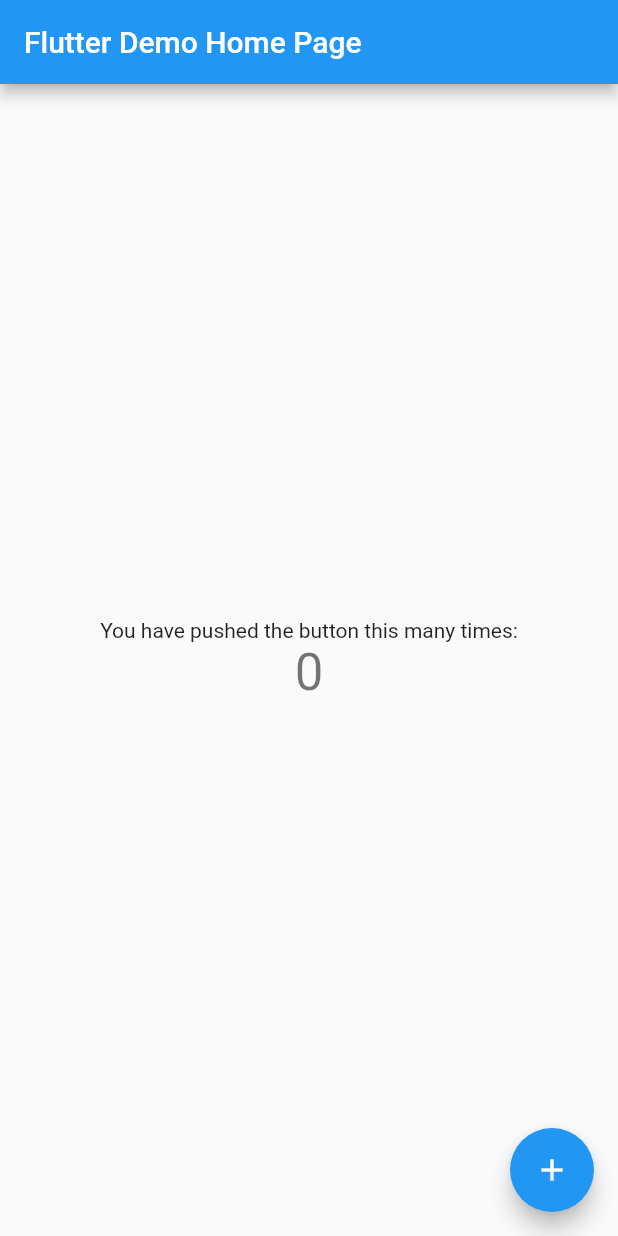
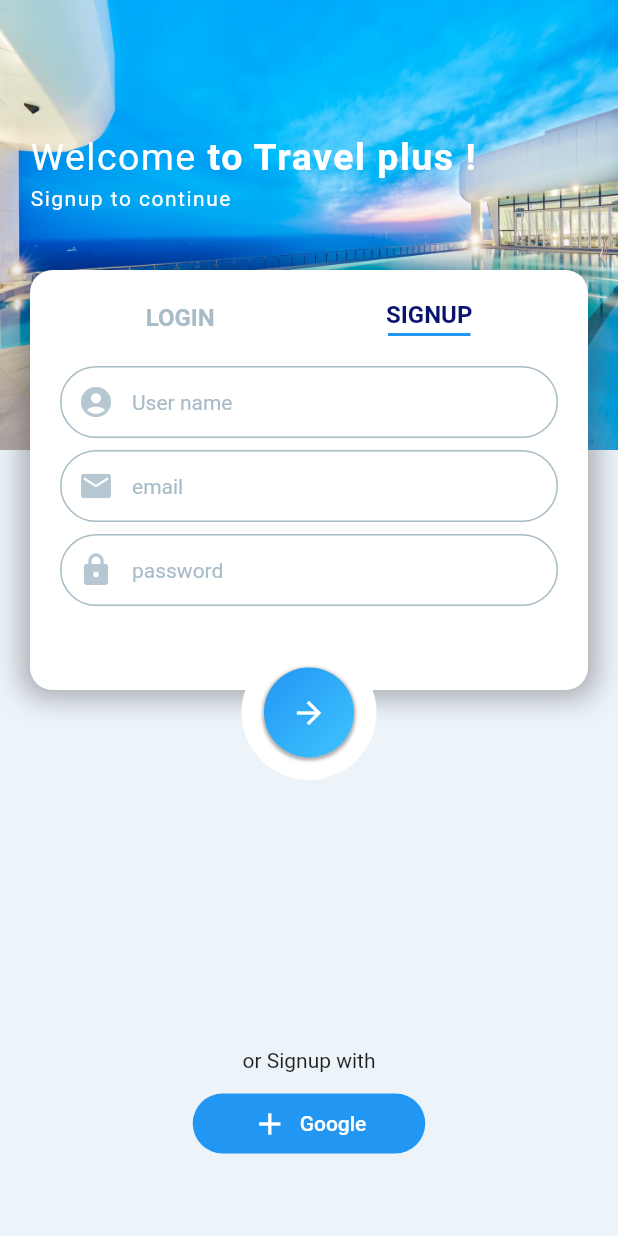
Before and after one commit to woongez/travel_app, a Flutter app: the screen it shows after launch, on a phone screen of 412 x 824 dp. Run offline on Flutter 3.47's test engine with Material 2 defaults, Android fonts, the phone set to English and light mode, and no system bars.

Commit message:
1. 로그인 UI 구성 2. UI 배경사진 3. 화면 디자인 구성

```diff
--- /dev/null
+++ b/lib/config/Palette.dart
@@ -0,0 +1,11 @@
+import 'package:flutter/painting.dart';
+
+class Palette{
+  static const Color iconColor = Color(0xFFB6C7D1);
+  static const Color activeColor = Color(0xFF09126C);
+  static const Color textColor1 = Color(0XFFA7BCC7);
+  static const Color textColor2 = Color(0XFF9BB3C0);
+  static const Color facebookColor = Color(0xFF3B5999);
+  static const Color googleColor = Color(0xFFDE4B39);
+  static const Color backgroundColor = Color(0xFFECF3F9);
+}
--- a/lib/main.dart
+++ b/lib/main.dart
@@ -1,115 +1,21 @@
 import 'package:flutter/material.dart';
+import 'package:travel_login/screens/main_screen.dart';
 
 void main() {
   runApp(const MyApp());
 }
 
 class MyApp extends StatelessWidget {
-  const MyApp({super.key});
+  const MyApp({Key? key}) : super(key: key);
 
-  // This widget is the root of your application.
   @override
   Widget build(BuildContext context) {
     return MaterialApp(
-      title: 'Flutter Demo',
+      title: 'Travel app',
       theme: ThemeData(
-        // This is the theme of your application.
-        //
-        // Try running your application with "flutter run". You'll see the
-        // application has a blue toolbar. Then, without quitting the app, try
-        // changing the primarySwatch below to Colors.green and then invoke
-        // "hot reload" (press "r" in the console where you ran "flutter run",
-        // or simply save your changes to "hot reload" in a Flutter IDE).
-        // Notice that the counter didn't reset back to zero; the application
-        // is not restarted.
         primarySwatch: Colors.blue,
       ),
-      home: const MyHomePage(title: 'Flutter Demo Home Page'),
+      home: const LoginSignupScreen(),
     );
   }
 }
-
-class MyHomePage extends StatefulWidget {
-  const MyHomePage({super.key, required this.title});
-
-  // This widget is the home page of your application. It is stateful, meaning
-  // that it has a State object (defined below) that contains fields that affect
-  // how it looks.
-
-  // This class is the configuration for the state. It holds the values (in this
-  // case the title) provided by the parent (in this case the App widget) and
-  // used by the build method of the State. Fields in a Widget subclass are
-  // always marked "final".
-
-  final String title;
-
-  @override
-  State<MyHomePage> createState() => _MyHomePageState();
-}
-
-class _MyHomePageState extends State<MyHomePage> {
-  int _counter = 0;
-
-  void _incrementCounter() {
-    setState(() {
-      // This call to setState tells the Flutter framework that something has
-      // changed in this State, which causes it to rerun the build method below
-      // so that the display can reflect the updated values. If we changed
-      // _counter without calling setState(), then the build method would not be
-      // called again, and so nothing would appear to happen.
-      _counter++;
-    });
-  }
-
-  @override
-  Widget build(BuildContext context) {
-    // This method is rerun every time setState is called, for instance as done
-    // by the _incrementCounter method above.
-    //
-    // The Flutter framework has been optimized to make rerunning build methods
-    // fast, so that you can just rebuild anything that needs updating rather
-    // than having to individually change instances of widgets.
-    return Scaffold(
-      appBar: AppBar(
-        // Here we take the value from the MyHomePage object that was created by
-        // the App.build method, and use it to set our appbar title.
-        title: Text(widget.title),
-      ),
-      body: Center(
-        // Center is a layout widget. It takes a single child and positions it
-        // in the middle of the parent.
-        child: Column(
-          // Column is also a layout widget. It takes a list of children and
-          // arranges them vertically. By default, it sizes itself to fit its
-          // children horizontally, and tries to be as tall as its parent.
-          //
-          // Invoke "debug painting" (press "p" in the console, choose the
-          // "Toggle Debug Paint" action from the Flutter Inspector in Android
-          // Studio, or the "Toggle Debug Paint" command in Visual Studio Code)
-          // to see the wireframe for each widget.
-          //
-          // Column has various properties to control how it sizes itself and
-          // how it positions its children. Here we use mainAxisAlignment to
-          // center the children vertically; the main axis here is the vertical
-          // axis because Columns are vertical (the cross axis would be
-          // horizontal).
-          mainAxisAlignment: MainAxisAlignment.center,
-          children: <Widget>[
-            const Text(
-              'You have pushed the button this many times:',
-            ),
-            Text(
-              '$_counter',
-              style: Theme.of(context).textTheme.headline4,
-            ),
-          ],
-        ),
-      ),
-      floatingActionButton: FloatingActionButton(
-        onPressed: _incrementCounter,
-        tooltip: 'Increment',
-        child: const Icon(Icons.add),
-      ), // This trailing comma makes auto-formatting nicer for build methods.
-    );
-  }
-}
--- /dev/null
+++ b/lib/screens/main_screen.dart
@@ -0,0 +1,380 @@
+import 'package:flutter/material.dart';
+import 'package:travel_login/config/Palette.dart';
+
+class LoginSignupScreen extends StatefulWidget {
+  const LoginSignupScreen({Key? key}) : super(key: key);
+
+  @override
+  State<LoginSignupScreen> createState() => _LoginSignupScreenState();
+}
+
+class _LoginSignupScreenState extends State<LoginSignupScreen> {
+  bool isSignupScreen = true;
+  @override
+  Widget build(BuildContext context) {
+    return Scaffold(
+      backgroundColor: Palette.backgroundColor,
+      body: Stack(
+        children: [
+          Positioned(
+            top: 0,
+            right: 0,
+            left: 0,
+            child: Container(
+              height: 300,
+              decoration: const BoxDecoration(
+                image: DecorationImage(
+                    image: AssetImage('image/infinity.jpg'), fit: BoxFit.fill),
+              ),
+              child: Container(
+                padding: const EdgeInsets.only(top: 90, left: 20),
+                child: Column(
+                  crossAxisAlignment: CrossAxisAlignment.start,
+                  children: [
+                    RichText(
+                      text: TextSpan(
+                        text: 'Welcome',
+                        style: const TextStyle(
+                            letterSpacing: 1.0,
+                            fontSize: 25,
+                            color: Colors.white),
+                        children: [
+                          TextSpan(
+                            text: isSignupScreen ? ' to Travel plus ! ': ' to Travel plus ! ',
+                            style: const TextStyle(
+                              letterSpacing: 1.0,
+                              fontSize: 25,
+                              color: Colors.white,
+                              fontWeight: FontWeight.bold,
+                            ),
+                          ),
+                        ],
+                      ),
+                    ),
+                    const SizedBox(
+                      height: 5.0,
+                    ),
+                    Text(
+                      isSignupScreen ? 'Signup to continue' : 'Signin to continue',
+                      style: const TextStyle(
+                        letterSpacing: 1.0,
+                        color: Colors.white,
+                      ),
+                    ),
+                  ],
+                ),
+              ),
+            ),
+          ),
+          //배경
+          AnimatedPositioned(
+            duration: const Duration(milliseconds: 500),
+            curve: Curves.easeIn,
+            top: 180,
+            child: AnimatedContainer(
+              duration: const Duration(milliseconds: 500),
+              curve: Curves.easeIn,
+              padding: const EdgeInsets.all(20.0),
+              height: isSignupScreen ? 280.0 : 250.0,
+              width: MediaQuery.of(context).size.width - 40,
+              margin: const EdgeInsets.symmetric(horizontal: 20.0),
+              decoration: BoxDecoration(
+                color: Colors.white,
+                borderRadius: BorderRadius.circular(15.0),
+                boxShadow: [
+                  BoxShadow(
+                      color: Colors.black.withOpacity(0.3),
+                      blurRadius: 15,
+                      spreadRadius: 5),
+                ],
+              ),
+              child: Column(
+                children: [
+                  Row(
+                    mainAxisAlignment: MainAxisAlignment.spaceAround,
+                    children: [
+                      GestureDetector(
+                        onTap: () {
+                          setState(() {
+                            isSignupScreen = false;
+                          });
+                        },
+                        child: Column(
+                          children: [
+                            Text(
+                              'LOGIN',
+                              style: TextStyle(
+                                  fontSize: 16,
+                                  fontWeight: FontWeight.bold,
+                                  color: !isSignupScreen
+                                      ? Palette.activeColor
+                                      : Palette.textColor1),
+                            ),
+                            if (!isSignupScreen)
+                              Container(
+                                margin: const EdgeInsets.only(top: 3),
+                                height: 2,
+                                width: 55,
+                                color: Colors.blue,
+                              )
+                          ],
+                        ),
+                      ),
+                      GestureDetector(
+                        onTap: () {
+                          setState(() {
+                            isSignupScreen = true;
+                          });
+                        },
+                        child: Column(
+                          children: [
+                            Text(
+                              'SIGNUP',
+                              style: TextStyle(
+                                  fontSize: 16,
+                                  fontWeight: FontWeight.bold,
+                                  color: isSignupScreen
+                                      ? Palette.activeColor
+                                      : Palette.textColor1),
+                            ),
+                            if (isSignupScreen)
+                              Container(
+                                margin: const EdgeInsets.only(top: 3),
+                                height: 2,
+                                width: 55,
+                                color: Colors.blue,
+                              )
+                          ],
+                        ),
+                      )
+                    ],
+                  ),
+                  if(isSignupScreen)
+                    Container(
+                      margin: const EdgeInsets.only(top: 20),
+                      child: Form(
+                        child: Column(
+                          children: [
+                            TextFormField(
+                              decoration: const InputDecoration(
+                                  prefixIcon: Icon(
+                                    Icons.account_circle,
+                                    color: Palette.iconColor,
+                                  ),
+                                  enabledBorder: OutlineInputBorder(
+                                    borderSide:
+                                    BorderSide(color: Palette.textColor1),
+                                    borderRadius: BorderRadius.all(
+                                      Radius.circular(35.0),
+                                    ),
+                                  ),
+                                  focusedBorder: OutlineInputBorder(
+                                    borderSide:
+                                    BorderSide(color: Palette.textColor1),
+                                    borderRadius: BorderRadius.all(
+                                      Radius.circular(35.0),
+                                    ),
+                                  ),
+                                  hintText: 'User name',
+                                  hintStyle: TextStyle(
+                                      fontSize: 14, color: Palette.textColor1),
+                                  contentPadding: EdgeInsets.all(10)),
+                            ),
+                            const SizedBox(
+                              height: 8,
+                            ),
+                            TextFormField(
+                              decoration: const InputDecoration(
+                                  prefixIcon: Icon(
+                                    Icons.email,
+                                    color: Palette.iconColor,
+                                  ),
+                                  enabledBorder: OutlineInputBorder(
+                                    borderSide:
+                                    BorderSide(color: Palette.textColor1),
+                                    borderRadius: BorderRadius.all(
+                                      Radius.circular(35.0),
+                                    ),
+                                  ),
+                                  focusedBorder: OutlineInputBorder(
+                                    borderSide:
+                                    BorderSide(color: Palette.textColor1),
+                                    borderRadius: BorderRadius.all(
+                                      Radius.circular(35.0),
+                                    ),
+                                  ),
+                                  hintText: 'email',
+                                  hintStyle: TextStyle(
+                                      fontSize: 14, color: Palette.textColor1),
+                                  contentPadding: EdgeInsets.all(10)),
+                            ),
+                            const SizedBox(
+                              height: 8,
+                            ),
+                            TextFormField(
+                              decoration: const InputDecoration(
+                                  prefixIcon: Icon(
+                                    Icons.lock,
+                                    color: Palette.iconColor,
+                                  ),
+                                  enabledBorder: OutlineInputBorder(
+                                    borderSide:
+                                    BorderSide(color: Palette.textColor1),
+                                    borderRadius: BorderRadius.all(
+                                      Radius.circular(35.0),
+                                    ),
+                                  ),
+                                  focusedBorder: OutlineInputBorder(
+                                    borderSide:
+                                    BorderSide(color: Palette.textColor1),
+                                    borderRadius: BorderRadius.all(
+                                      Radius.circular(35.0),
+                                    ),
+                                  ),
+                                  hintText: 'password',
+                                  hintStyle: TextStyle(
+                                      fontSize: 14, color: Palette.textColor1),
+                                  contentPadding: EdgeInsets.all(10)),
+                            )
+                          ],
+                        ),
+                      ),
+                    ),
+                  if(!isSignupScreen)
+                    Container(
+                      margin: const EdgeInsets.only(top: 20),
+                      child: Form(
+                        child: Column(
+                          children: [
+                            TextFormField(
+                              decoration: const InputDecoration(
+                                  prefixIcon: Icon(
+                                    Icons.email,
+                                    color: Palette.iconColor,
+                                  ),
+                                  enabledBorder: OutlineInputBorder(
+                                    borderSide:
+                                    BorderSide(color: Palette.textColor1),
+                                    borderRadius: BorderRadius.all(
+                                      Radius.circular(35.0),
+                                    ),
+                                  ),
+                                  focusedBorder: OutlineInputBorder(
+                                    borderSide:
+                                    BorderSide(color: Palette.textColor1),
+                                    borderRadius: BorderRadius.all(
+                                      Radius.circular(35.0),
+                                    ),
+                                  ),
+                                  hintText: 'email',
+                                  hintStyle: TextStyle(
+                                      fontSize: 14, color: Palette.textColor1),
+                                  contentPadding: EdgeInsets.all(10)),
+                            ),
+                            const SizedBox(
+                              height: 8.0,
+                            ),
+                            TextFormField(
+                              decoration: const InputDecoration(
+                                  prefixIcon: Icon(
+                                    Icons.lock,
+                                    color: Palette.iconColor,
+                                  ),
+                                  enabledBorder: OutlineInputBorder(
+                                    borderSide:
+                                    BorderSide(color: Palette.textColor1),
+                                    borderRadius: BorderRadius.all(
+                                      Radius.circular(35.0),
+                                    ),
+                                  ),
+                                  focusedBorder: OutlineInputBorder(
+                                    borderSide:
+                                    BorderSide(color: Palette.textColor1),
+                                    borderRadius: BorderRadius.all(
+                                      Radius.circular(35.0),
+                                    ),
+                                  ),
+                                  hintText: 'password',
+                                  hintStyle: TextStyle(
+                                      fontSize: 14, color: Palette.textColor1),
+                                  contentPadding: EdgeInsets.all(10)),
+                            )
+                          ],
+                        ),
+                      ),
+                    )
+                ],
+              ),
+            ),
+          ),
+          //텍스트 폼 필드
+          AnimatedPositioned(
+            duration: const Duration(milliseconds: 500),
+            curve: Curves.easeIn,
+            top: isSignupScreen ? 430 : 390,
+            right: 0,
+            left: 0,
+            child: Center(
+              child: Container(
+                padding: const EdgeInsets.all(15),
+                height: 90,
+                width: 90,
+                decoration: BoxDecoration(
+                    color: Colors.white,
+                    borderRadius: BorderRadius.circular(50)),
+                child: Container(
+                  decoration: BoxDecoration(
+                    gradient: const LinearGradient(
+                        colors: [Colors.blue, Colors.lightBlueAccent],
+                        begin: Alignment.topLeft,
+                        end: Alignment.bottomRight),
+                    borderRadius: BorderRadius.circular(30),
+                    boxShadow: [
+                      BoxShadow(
+                        color: Colors.black.withOpacity(0.3),
+                        spreadRadius: 1,
+                        blurRadius: 1,
+                        offset: const Offset(0, 1),
+                      ),
+                    ],
+                  ),
+                  child: const Icon(
+                    Icons.arrow_forward,
+                    color: Colors.white,
+                  ),
+                ),
+              ),
+            ),
+          ),
+//전송버튼
+          Positioned(
+            top: MediaQuery.of(context).size.height - 125,
+            right: 0,
+            left: 0,
+            child: Column(
+              children: [
+                Text(isSignupScreen ? 'or Signup with' : 'or Signin with'),
+                const SizedBox(
+                  height: 10,
+                ),
+                TextButton.icon(
+                  onPressed: (){},
+                  style: TextButton.styleFrom(
+                      primary: Colors.white,
+                      minimumSize: const Size(155, 40),
+                      shape: RoundedRectangleBorder(
+                          borderRadius: BorderRadius.circular(20)
+                      ),
+                      backgroundColor: Colors.blue,
+                  ),
+                  icon: const Icon(Icons.add),
+                  label: const Text('Google'),
+                ),
+              ],
+            ),
+          ),
+        ],
+      ),
+    );
+  }
+}
```
Also changed, not shown: pubspec.yaml (+5 -3 lines), image/infinity.jpg (added), pubspec.lock.
